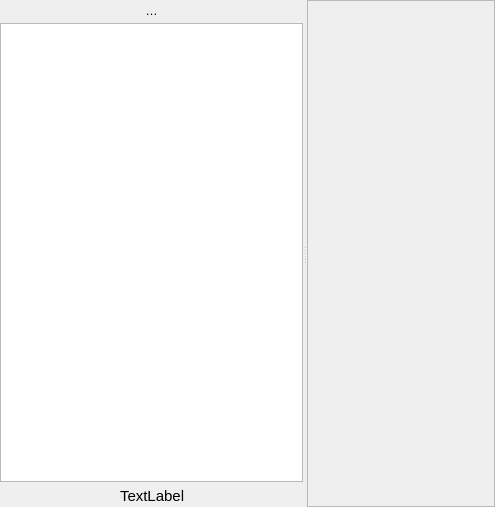
qgis/QGIS, file src/ui/qgsdualviewbase.ui: the form before one commit.
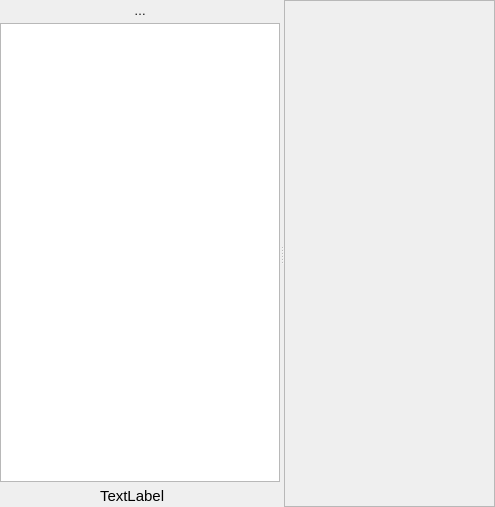
The form after the commit. Icons and pictures are not drawn. Custom widgets are drawn as their Qt base class.

Commit message: [ui] Further tweaks to browser feature list toolbar: - use dedicated icons (avoids confusion with pan/zoom to selected features) - use even spacing across the row (looks much better, more spacing)

```diff
--- a/src/ui/qgsdualviewbase.ui
+++ b/src/ui/qgsdualviewbase.ui
@@ -144,6 +144,9 @@
            <property name="bottomMargin">
             <number>0</number>
            </property>
+           <property name="spacing">
+            <number>1</number>
+           </property>
            <item>
             <widget class="QToolButton" name="mFirstFeatureButton">
              <property name="maximumSize">
@@ -256,11 +259,6 @@
             </spacer>
            </item>
            <item>
-            <layout class="QHBoxLayout" name="horizontalLayout_2">
-             <property name="spacing">
-              <number>0</number>
-             </property>
-             <item>
               <widget class="QToolButton" name="mFlashButton">
                <property name="toolTip">
                 <string>Highlight currently edited feature on map</string>
@@ -319,8 +317,6 @@
                 <bool>true</bool>
                </property>
               </widget>
-             </item>
-            </layout>
            </item>
           </layout>
          </widget>
```
Left out of the diff: 4 changed lines with no effect on the pictures. Lines whose indentation alone changed are shown as unchanged. The commit also changes 3 other files.
